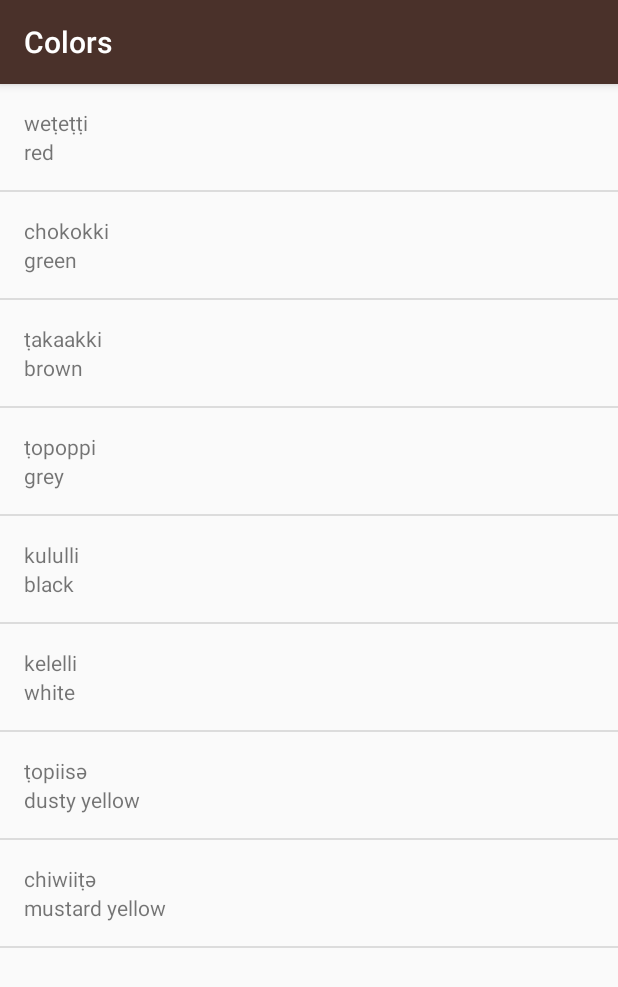
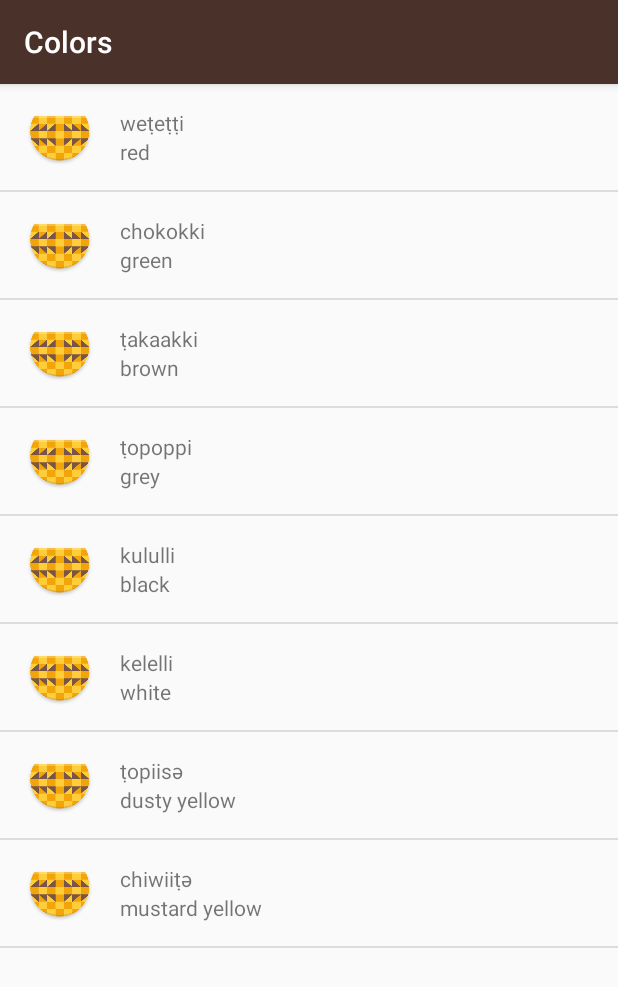
Before and after one commit to rayzrtx/ud839_Miwok-Starter-code, an Android app: the ColorsActivity screen opened directly, with no data from a screen before it, on a phone screen of 412 x 824 dp. Shown: the top 987 px of the screen. Run offline under Robolectric (Android 15) with nearby library versions, the phone set to English and light mode, and no system bars.

Commit message:
Added ImageView to list view so that images will appear next to words

```diff
--- a/app/src/main/res/layout/list_item.xml
+++ b/app/src/main/res/layout/list_item.xml
@@ -3,24 +3,39 @@
 <LinearLayout
     xmlns:android="http://schemas.android.com/apk/res/android"
     xmlns:tools="http://schemas.android.com/tools"
-    android:orientation="vertical"
+    android:orientation="horizontal"
     android:layout_width="match_parent"
     android:layout_height="match_parent">
 
-    <TextView
-        android:layout_width="match_parent"
+    <ImageView
+        android:id="@+id/list_item_icon"
+        android:layout_width="wrap_content"
         android:layout_height="wrap_content"
-        android:id="@+id/miwok_text_view"
-        tools:text="lutti"
+        android:src="@mipmap/ic_launcher"
         android:layout_marginLeft="16dp"
-        android:layout_marginTop="16dp"/>
+        android:layout_gravity="center"/>
 
-    <TextView
-        android:layout_width="match_parent"
+    <LinearLayout
+        android:layout_width="wrap_content"
         android:layout_height="wrap_content"
-        android:id="@+id/english_text_view"
-        tools:text="one"
-        android:layout_marginLeft="16dp"
-        android:layout_marginBottom="16dp"/>
+        android:orientation="vertical">
+
+        <TextView
+            android:id="@+id/miwok_text_view"
+            android:layout_width="match_parent"
+            android:layout_height="wrap_content"
+            android:layout_marginLeft="16dp"
+            android:layout_marginTop="16dp"
+            tools:text="lutti" />
+
+        <TextView
+            android:id="@+id/english_text_view"
+            android:layout_width="match_parent"
+            android:layout_height="wrap_content"
+            android:layout_marginBottom="16dp"
+            android:layout_marginLeft="16dp"
+            tools:text="one" />
+
+    </LinearLayout>
 
 </LinearLayout>
--- a/app/src/main/res/layout/word_list.xml
+++ b/app/src/main/res/layout/word_list.xml
@@ -1,11 +1,9 @@
 <?xml version="1.0" encoding="utf-8"?>
 <!--This the layout for all word views when any category is clicked-->
 <ListView xmlns:android="http://schemas.android.com/apk/res/android"
-    xmlns:tools="http://schemas.android.com/tools"
     android:layout_width="match_parent"
     android:layout_height="match_parent"
     android:orientation="vertical"
-    android:id="@+id/list"
-    tools:context="com.example.android.miwok.NumbersActivity">
+    android:id="@+id/list">
 
 </ListView>
```
